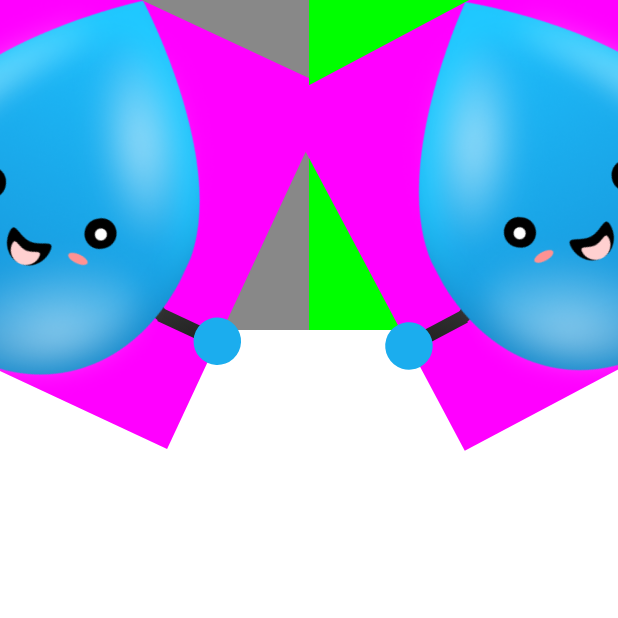
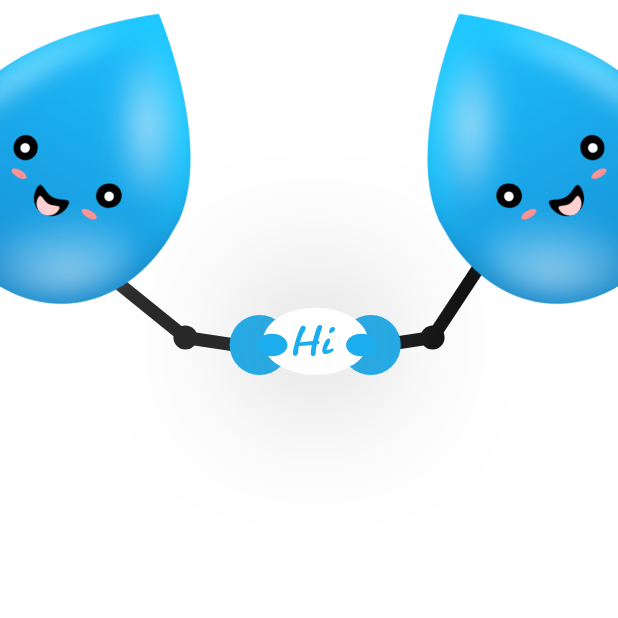
Before and after one commit to mohammednawas8/HydrateMe, an Android app built with Jetpack Compose: the screen it shows after launch (MainActivity), on a phone screen of 412 x 824 dp, the top half of it. Run offline under Robolectric (Android 15) with nearby library versions, the light colour scheme and no system bars; our stand-ins replace Dagger/Hilt's generated code.

Commit message:
Welcome section

```diff
--- a/app/src/main/java/com/example/hydrateme/hydrateme/presentation/MainActivity.kt
+++ b/app/src/main/java/com/example/hydrateme/hydrateme/presentation/MainActivity.kt
@@ -42,7 +42,7 @@ class MainActivity : ComponentActivity() {
                         .background(MaterialTheme.colors.background)
                 ) {
                     Box {
-                        WelcomeSection(modifier = Modifier.background(Color.Red).height(220.dp))
+                        WelcomeSection(modifier = Modifier.fillMaxWidth().height(250.dp))
 
                     }
                     }
--- a/app/src/main/java/com/example/hydrateme/hydrateme/presentation/app_start_screens/introduction_screen/components/WaterDripWelcome.kt
+++ b/app/src/main/java/com/example/hydrateme/hydrateme/presentation/app_start_screens/introduction_screen/components/WaterDripWelcome.kt
@@ -29,7 +29,7 @@ fun WaterDripWelcome(
     Box(modifier = modifier) {
         Canvas(modifier = Modifier
             .fillMaxSize()
-            .background(Color.Magenta)) {
+            ) {
             val width = size.width
             val height = size.height
 
--- a/app/src/main/java/com/example/hydrateme/hydrateme/presentation/app_start_screens/introduction_screen/components/WelcomSection.kt
+++ b/app/src/main/java/com/example/hydrateme/hydrateme/presentation/app_start_screens/introduction_screen/components/WelcomSection.kt
@@ -1,11 +1,11 @@
 package com.example.hydrateme.hydrateme.presentation.app_start_screens.introduction_screen.components
 
-import android.graphics.Typeface
 import android.text.TextPaint
 import androidx.compose.foundation.Canvas
 import androidx.compose.foundation.background
 import androidx.compose.foundation.layout.*
 import androidx.compose.material.MaterialTheme
+import androidx.compose.material.Text
 import androidx.compose.runtime.Composable
 import androidx.compose.ui.Alignment
 import androidx.compose.ui.Modifier
@@ -15,53 +15,234 @@ import androidx.compose.ui.geometry.Offset
 import androidx.compose.ui.geometry.Rect
 import androidx.compose.ui.geometry.Size
 import androidx.compose.ui.graphics.*
-import androidx.compose.ui.unit.Dp
+import androidx.compose.ui.graphics.drawscope.Stroke
+import androidx.compose.ui.text.font.*
 import androidx.compose.ui.unit.dp
+import androidx.compose.ui.unit.sp
+import com.example.hydrateme.R
+import com.example.hydrateme.hydrateme.presentation.util.Gender
+import com.example.hydrateme.hydrateme.presentation.util.components.WaterDrip
+import com.example.hydrateme.ui.theme.Gray300
+import com.example.hydrateme.ui.theme.OpenSans
+import com.example.hydrateme.ui.theme.Roboto
 
 @Composable
 fun WelcomeSection(
     modifier: Modifier = Modifier,
+    shadow: Float = 120f,
+    welcomeText: String = "Hi",
+    color: Color = MaterialTheme.colors.primary,
+
     ) {
-    BoxWithConstraints(
-        modifier = modifier.background(Color.Red),
-        contentAlignment = Alignment.BottomCenter
-    ) {
-        val maxWidth = maxWidth
-        val maxHeight = maxWidth
-        Row(horizontalArrangement = Arrangement.SpaceBetween) {
-            Box(modifier = Modifier) {
-                WaterDripWelcome(
-                    modifier = Modifier
-                        .background(Color.Gray)
-                        .width(maxWidth.div(2))
-                        .height(maxHeight / 1.2f)
-                        .scale(1.2f)
-                        .rotate(25f)
-                        .offset(x = (-30).dp, y = 30.dp)
+
+    BoxWithConstraints(modifier = modifier) {
+        val height = this.maxHeight
+        val width = this.maxWidth
+        val maxHeight = constraints.maxHeight
+        val maxWidth = constraints.maxWidth
+
+
+        Canvas(modifier = Modifier.fillMaxSize()) {
+            val canvasWidth = size.width
+            val canvasHeight = size.height
+
+            val leftArmPathLeftDrip = Path().apply {
+                moveTo(canvasWidth * 0.15f, canvasHeight * 0.7f)
+                lineTo(canvasWidth * 0.3f, canvasHeight * 0.9f)
+            }
+
+            val rightArmPathLeftDrip = Path().apply {
+                moveTo(canvasWidth / 2f, canvasHeight * 0.95f)
+                lineTo(canvasWidth * 0.3f, canvasHeight * 0.9f)
+            }
+
+            val leftArmPathRightDrip = Path().apply {
+                moveTo(canvasWidth * 0.78f, canvasHeight * 0.7f)
+                lineTo(canvasWidth * 0.7f, canvasHeight * 0.9f)
+            }
+
+            val rightArmPathRightDrip = Path().apply {
+                moveTo(canvasWidth / 2f, canvasHeight * 0.95f)
+                lineTo(canvasWidth * 0.7f, canvasHeight * 0.9f)
+            }
+
+            drawPath(
+                path = leftArmPathRightDrip,
+                brush = Brush.linearGradient(
+                    listOf(
+                        Color.DarkGray,
+                        Color.Black
+                    )
+                ),
+                style = Stroke(canvasHeight * 0.035f),
+            )
+
+            drawPath(
+                path = rightArmPathRightDrip,
+                brush = Brush.linearGradient(
+                    listOf(
+                        Color.DarkGray,
+                        Color.Black
+                    )
+                ),
+                style = Stroke(canvasHeight * 0.035f),
+            )
+
+            drawPath(
+                path = leftArmPathLeftDrip,
+                brush = Brush.linearGradient(
+                    listOf(
+                        Color.DarkGray,
+                        Color.Black
+                    )
+                ),
+                style = Stroke(canvasHeight * 0.035f),
+            )
+
+            drawPath(
+                path = rightArmPathLeftDrip,
+                brush = Brush.linearGradient(
+                    listOf(
+                        Color.DarkGray,
+                        Color.Black
+                    )
+                ),
+                style = Stroke(canvasHeight * 0.035f),
+            )
+
+            //Left drip insertion
+            drawCircle(
+                brush = Brush.linearGradient(
+                    listOf(
+                        Color.DarkGray,
+                        Color.Black
+                    )
+                ),
+                radius = 12f,
+                center = Offset(canvasWidth * 0.3f, canvasHeight * 0.9f)
+            )
+
+            //Right drip insertion
+            drawCircle(
+                brush = Brush.linearGradient(
+                    listOf(
+                        Color.DarkGray,
+                        Color.Black
+                    )
+                ),
+                radius = 12f,
+                center = Offset(canvasWidth * 0.7f, canvasHeight * 0.9f)
+            )
+
+            //Left hand
+            drawCircle(
+                color = color,
+                radius = 30f,
+                center = Offset(canvasWidth * 0.42f, maxHeight * 0.92f)
+            )
+
+            //Right hand
+            drawCircle(
+                color = color,
+                radius = 30f,
+                center = Offset(canvasWidth * 0.6f, maxHeight * 0.92f)
+            )
+
+            drawContext.canvas.apply {
+                val textBackgroundPaint = Paint()
+                //Add outline shadow for the text background
+                val textFrameworkPaint = textBackgroundPaint.asFrameworkPaint()
+                textFrameworkPaint.color = Color.White.toArgb()
+
+                textFrameworkPaint.setShadowLayer(
+                    shadow,
+                    0f,
+                    0f,
+                    Color.Gray.toArgb()
+                )
+
+                //The text background
+                drawOval(
+                    Rect(
+                        offset = Offset(maxWidth / 2.35f, maxHeight.toFloat() * 0.82f),
+                        size = Size(canvasWidth * 0.17f, canvasHeight * 0.18f)
+                    ),
+                    textBackgroundPaint
+                )
+
+            }
+
+            //Left finger
+            drawOval(
+                color = color,
+                topLeft = Offset(canvasWidth * 0.415f, maxHeight * 0.89f),
+                size = Size(canvasWidth * 0.05f,canvasHeight * 0.06f)
+            )
+
+            //Right finger
+            drawOval(
+                color = color,
+                topLeft = Offset(canvasWidth * 0.56f, maxHeight * 0.89f),
+                size = Size(canvasWidth * 0.05f,canvasHeight * 0.06f)
             )
         }
 
+        Row(
+            horizontalArrangement = Arrangement.SpaceBetween,
+            modifier = Modifier
+                .fillMaxSize()
+                .align(Alignment.TopStart)
+        ) {
+            Box(
+                modifier = Modifier
+                    .height(height * 0.7f)
+                    .width(width * 0.46f)
+            ) {
 
-//+ 15 * 1.2f
-            Box(modifier = Modifier.height(maxHeight)) {
-                WaterDripWelcome(modifier = Modifier
-                    .background(Color.Green)
+                WaterDrip(
+                    gender = Gender.Male(),
+                    happy = true,
+                    modifier = Modifier
+                        .fillMaxSize()
+                        .offset(x = (-width * 0.10f), y = height * 0.05f)
+                        .rotate(30f)
+                        .scale(1.2f)
+                )
+
+            }
+
+            Box(
+                modifier = Modifier
+                    .height(height * 0.7f)
+                    .width(width * 0.46f)
+            ) {
+                WaterDrip(
+                    gender = Gender.Male(),
+                    happy = true,
+                    modifier = Modifier
+                        .fillMaxSize()
+                        .offset(x = (width * 0.10f), y = height * 0.05f)
+                        .rotate(-30f)
+                        .scale(1.2f)
                         .graphicsLayer {
                             rotationY = 180f
                         }
-                    .height(maxHeight)
-                    .width(maxWidth.div(2))
-                    .scale(1.2f)
-                    .offset(x = (-40).dp, y = 13.dp)
-                    .rotate(28f)
+                )
+            }
+        }
+        Text(
+            text = welcomeText,
+            modifier = Modifier
+                .align(Alignment.BottomCenter)
+                .padding(bottom = 4.dp, start = 4.dp),
+            color = color,
+            fontSize = 30.sp,
+            fontFamily = FontFamily(Font(R.font.koorkinpro)),
+            fontWeight = FontWeight.SemiBold
         )
 
     }
-        }
 
-
-
-    }
 }
 
 @Composable
@@ -71,7 +252,7 @@ fun MainFunc(
     color: Color = MaterialTheme.colors.primary,
     shadow: Float = 120f,
     typeface: Typeface,
-){
+) {
     Canvas(modifier = modifier) {
         val width = size.width
         val height = size.height
@@ -134,7 +315,7 @@ fun MainFunc(
             TextPaint().apply {
                 this.color = color.toArgb()
                 textSize = height * 0.15f
-                    this.typeface = typeface //Text font
+//                    this.typeface = typeface //Text font
             }
         )
 
```
Also changed, not shown: app/src/main/res/font/koorkinpro.otf (added). Lines whose indentation alone changed are shown as unchanged.
